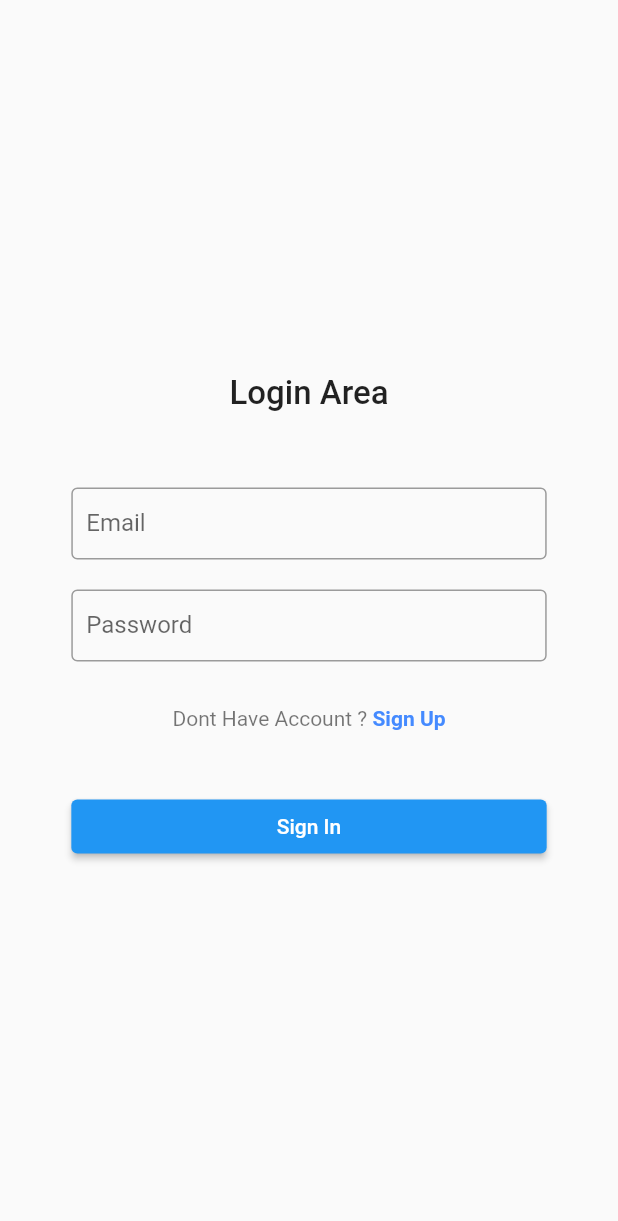
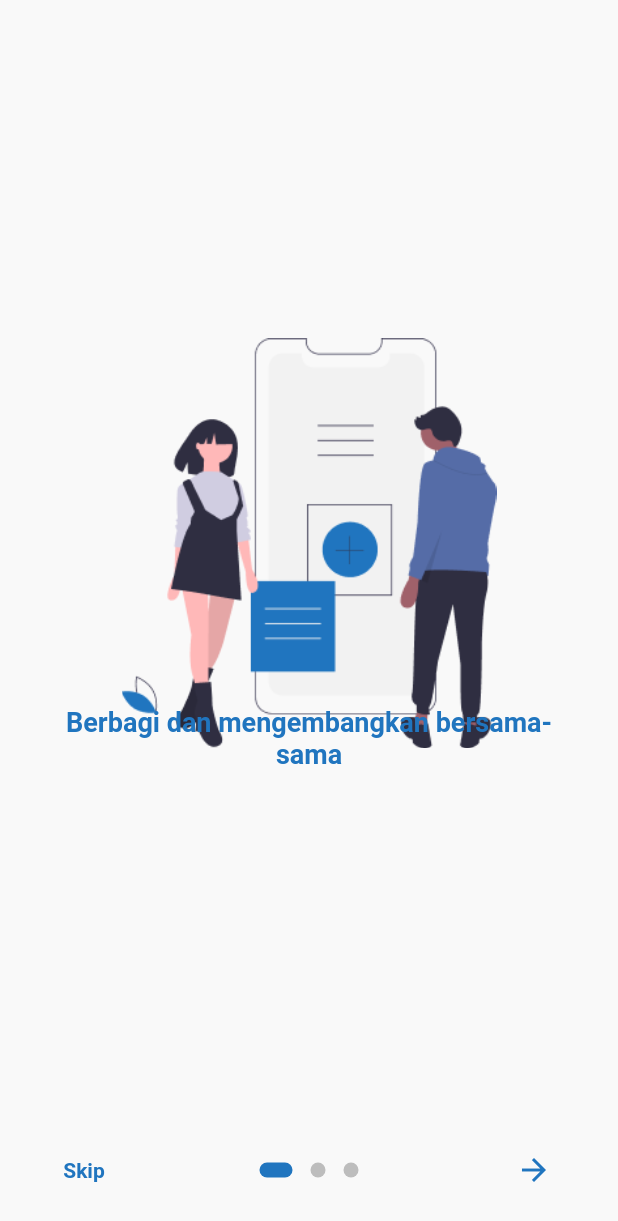
Before and after one commit to khalilannbiya/vigenesia, a Flutter app: the screen it shows after launch, on a phone screen of 412 x 824 dp. Shown: the top 1221 px of the screen. Run offline on Flutter 3.47's test engine with Material 2 defaults, Android fonts, the light colour scheme and no system bars; drawn by our look-alikes of introduction_screen; our stand-ins replace another_flushbar, dio, flutter_form_builder.

Commit message:
menambahkan introduction page

```diff
--- a/lib/Screens/EditPage.dart
+++ b/lib/Screens/EditPage.dart
@@ -1,12 +1,9 @@
 import 'package:flutter/material.dart';
 import 'package:flutter_form_builder/flutter_form_builder.dart';
 import 'dart:convert';
-
 import 'package:another_flushbar/flushbar.dart';
 import 'package:dio/dio.dart';
-
 import 'package:vigenesia/Constant/const.dart';
-
 import 'package:vigenesia/Models/Motivasi_Model.dart';
 
 class EditPage extends StatefulWidget {
--- a/lib/Screens/IntroductionScreen.dart
+++ b/lib/Screens/IntroductionScreen.dart
@@ -0,0 +1,115 @@
+import 'dart:ui';
+import 'Login.dart';
+import 'package:flutter/material.dart';
+import 'package:introduction_screen/introduction_screen.dart';
+import 'package:flutter/foundation.dart';
+
+class OnBoardingPage extends StatefulWidget {
+  @override
+  _OnBoardingPageState createState() => _OnBoardingPageState();
+}
+
+class _OnBoardingPageState extends State<OnBoardingPage> {
+  final introKey = GlobalKey<IntroductionScreenState>();
+
+  // void _onIntroEnd(context) {
+  //   Navigator.of(context).push(
+  //     MaterialPageRoute(builder: (_) => HomePage()),
+  //   );
+  // }
+
+  void _onIntroEnd(context) {
+    Navigator.of(context).pushAndRemoveUntil(
+        MaterialPageRoute(builder: (context) {
+      return Login();
+    }), (Route<dynamic> route) => false);
+  }
+
+  Widget _buildImage(String assetName) {
+    return Align(
+      child: Image.asset('$assetName', width: 250.0),
+      alignment: Alignment(0.0, 1.0),
+    );
+  }
+
+  @override
+  Widget build(BuildContext context) {
+    const bodyStyle = TextStyle(
+        fontSize: 18.0, fontWeight: FontWeight.w600, color: Color(0xFF2075BF));
+
+    const pageDecoration = const PageDecoration(
+      titleTextStyle: TextStyle(fontSize: 28.0, fontWeight: FontWeight.w700),
+      bodyTextStyle: bodyStyle,
+      descriptionPadding: EdgeInsets.fromLTRB(16.0, 0.0, 16.0, 16.0),
+      pageColor: Color(0xFFF9F9F9),
+      imagePadding: EdgeInsets.all(20),
+    );
+
+    return IntroductionScreen(
+      key: introKey,
+      globalBackgroundColor: Color(0xFFF9F9F9),
+      pages: [
+        PageViewModel(
+          title: "",
+          body: "Berbagi dan mengembangkan bersama-sama",
+          image: Align(
+            child: Image.asset('assets/images/intro-1.png', width: 250.0),
+            alignment: Alignment(0.0, 5.0),
+          ),
+          decoration: pageDecoration,
+        ),
+        PageViewModel(
+          title: "",
+          body: "Mencari Kata-kata motivasi tentang pendidikan",
+          image: Align(
+            child: Image.asset('assets/images/intro-2.png', width: 270.0),
+            alignment: Alignment(0.0, 2.0),
+          ),
+          decoration: pageDecoration,
+        ),
+        PageViewModel(
+          title: "",
+          body: "Mendapatkan ide dan inpirasi dengan mudah",
+          image: Align(
+            child: Image.asset('assets/images/intro3.png', width: 260.0),
+            alignment: Alignment(0.0, 2.5),
+          ),
+          decoration: pageDecoration,
+        ),
+      ],
+      onDone: () => _onIntroEnd(context),
+      //onSkip: () => _onIntroEnd(context), // You can override onSkip callback
+      showSkipButton: true,
+      skipFlex: 0,
+      nextFlex: 0,
+      //rtl: true, // Display as right-to-left
+      skip: const Text('Skip',
+          style:
+              TextStyle(fontWeight: FontWeight.w600, color: Color(0xFF2075BF))),
+      next: const Icon(Icons.arrow_forward, color: Color(0xFF2075BF)),
+      done: const Text('Done',
+          style:
+              TextStyle(fontWeight: FontWeight.w600, color: Color(0xFF2075BF))),
+      curve: Curves.fastLinearToSlowEaseIn,
+      controlsMargin: const EdgeInsets.all(16),
+      controlsPadding: kIsWeb
+          ? const EdgeInsets.all(12.0)
+          : const EdgeInsets.fromLTRB(8.0, 4.0, 8.0, 4.0),
+      dotsDecorator: const DotsDecorator(
+        size: Size(10.0, 10.0),
+        color: Color(0xFFBDBDBD),
+        activeSize: Size(22.0, 10.0),
+        activeColor: Color(0xFF2075BF),
+        activeShape: RoundedRectangleBorder(
+          borderRadius: BorderRadius.all(Radius.circular(25.0)),
+        ),
+      ),
+      dotsContainerDecorator: const ShapeDecoration(
+        color: Colors.transparent,
+        shape: RoundedRectangleBorder(
+          borderRadius: BorderRadius.all(Radius.circular(8.0)),
+        ),
+      ),
+    );
+  }
+}
--- a/lib/Screens/SplashScreen.dart
+++ b/lib/Screens/SplashScreen.dart
@@ -1,6 +1,6 @@
 import 'package:flutter/material.dart';
 import 'dart:async';
-import 'Login.dart';
+import 'IntroductionScreen.dart';
 
 class SplashScreenPage extends StatefulWidget {
   @override
@@ -19,7 +19,7 @@ class _SplashScreenPageState extends State<SplashScreenPage> {
     return Timer(duration, () {
       Navigator.of(context).pushReplacement(
         MaterialPageRoute(builder: (_) {
-          return Login();
+          return OnBoardingPage();
         }),
       );
     });
@@ -30,7 +30,7 @@ class _SplashScreenPageState extends State<SplashScreenPage> {
     return Scaffold(
       backgroundColor: Color(0xfff9f9f9),
       body: Center(
-        child: Image.asset("images/logo.png", width: 150.0),
+        child: Image.asset("assets/images/logo.png", width: 150.0),
       ),
     );
   }
--- a/lib/main.dart
+++ b/lib/main.dart
@@ -1,7 +1,5 @@
 import 'package:flutter/material.dart';
 import 'package:vigenesia/Screens/SplashScreen.dart';
-
-import 'Screens/Login.dart';
 
 void main() => runApp(MaterialApp(
       debugShowCheckedModeBanner: false,
--- a/pubspec.yaml
+++ b/pubspec.yaml
@@ -51,7 +51,7 @@ flutter:
 
    # To add assets to your application, add an assets section, like this:
    assets:
-      - images/
+      - assets/images/
    #   - images/a_dot_ham.jpeg
 
    # An image asset can refer to one or more resolution-specific "variants", see
```
Also changed, not shown: assets/images/intro-1.png (added), assets/images/intro-2.png (added), assets/images/intro3.png (added), assets/images/logo.png (renamed from images/logo.png).
